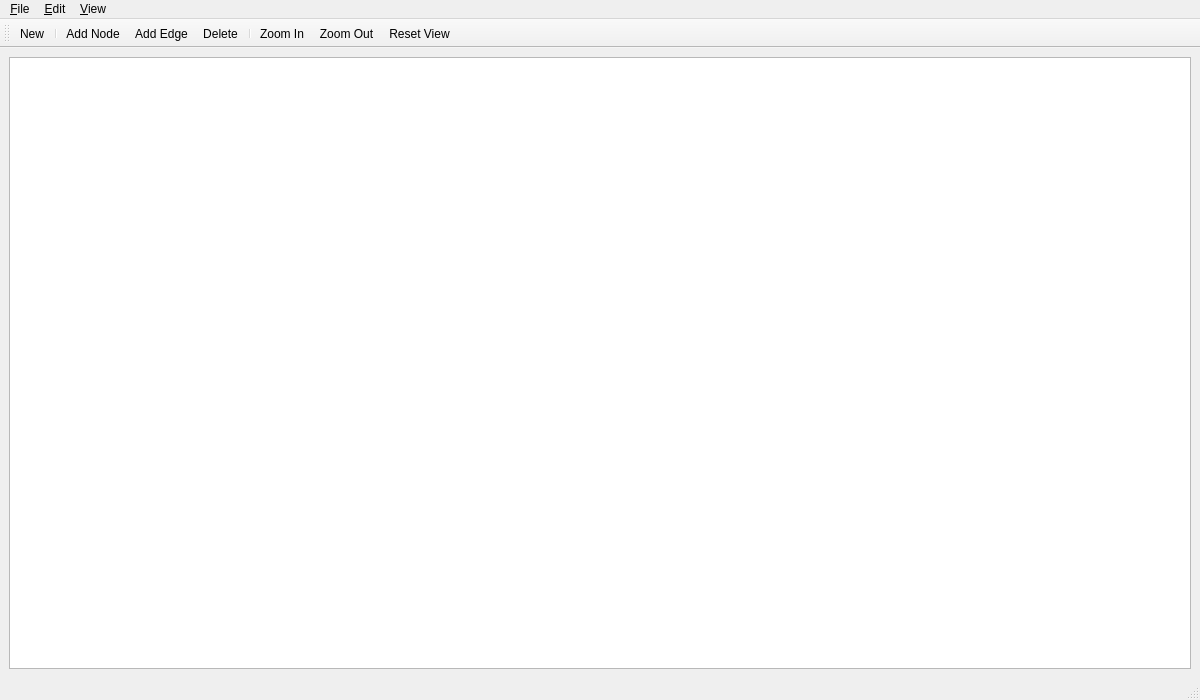
The window that src/netsim.ui (TylerLayton123/NetworkSimulator) describes before a commit, drawn with Qt 5.
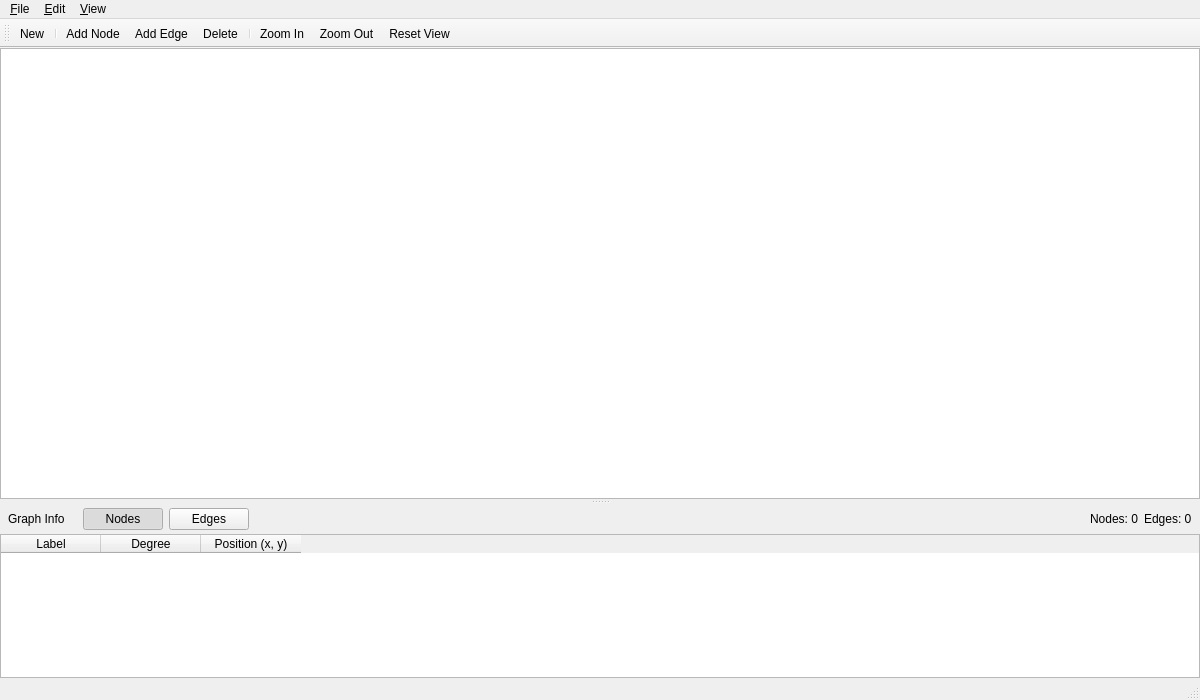
The same window after the commit.

Commit message: added graphpanel which shows node and edge info at the bottom of the screen

Patch:
```diff
--- a/src/netsim.ui
+++ b/src/netsim.ui
@@ -14,15 +14,194 @@
    <string>Network Simulator</string>
   </property>
   <widget class="QWidget" name="centralwidget">
-   <layout class="QVBoxLayout" name="verticalLayout">
+   <layout class="QVBoxLayout" name="mainLayout">
+    <property name="leftMargin"><number>0</number></property>
+    <property name="topMargin"><number>0</number></property>
+    <property name="rightMargin"><number>0</number></property>
+    <property name="bottomMargin"><number>0</number></property>
+    <property name="spacing">
+     <number>0</number>
+    </property>
     <item>
-     <widget class="QGraphicsView" name="graphicsView">
-      <property name="sizePolicy">
-       <sizepolicy hsizetype="Expanding" vsizetype="Expanding">
-        <horstretch>0</horstretch>
-        <verstretch>0</verstretch>
-       </sizepolicy>
+
+     <!-- vertical splitter -->
+     <widget class="QSplitter" name="mainSplitter">
+      <property name="orientation">
+       <enum>Qt::Vertical</enum>
       </property>
+      <property name="handleWidth">
+       <number>5</number>
+      </property>
+      <property name="childrenCollapsible">
+       <bool>false</bool>
+      </property>
+
+      <!-- ── TOP: graphics canvas ── -->
+      <widget class="QGraphicsView" name="graphicsView">
+       <property name="sizePolicy">
+        <sizepolicy hsizetype="Expanding" vsizetype="Expanding">
+         <horstretch>0</horstretch>
+         <verstretch>3</verstretch>
+        </sizepolicy>
+       </property>
+       <property name="minimumHeight">
+        <number>200</number>
+       </property>
+      </widget>
+
+      <!-- ── BOTTOM: graph info panel ── -->
+      <widget class="QWidget" name="graphInfoPanel">
+       <property name="sizePolicy">
+        <sizepolicy hsizetype="Expanding" vsizetype="Preferred">
+         <horstretch>0</horstretch>
+         <verstretch>1</verstretch>
+        </sizepolicy>
+       </property>
+       <property name="minimumHeight">
+        <number>80</number>
+       </property>
+       <layout class="QVBoxLayout" name="panelLayout">
+        <property name="leftMargin"><number>0</number></property>
+        <property name="topMargin"><number>0</number></property>
+        <property name="rightMargin"><number>0</number></property>
+        <property name="bottomMargin"><number>0</number></property>
+        <property name="spacing">
+         <number>0</number>
+        </property>
+
+        <!-- toolbar row -->
+        <item>
+         <widget class="QWidget" name="panelToolbar">
+          <property name="maximumHeight">
+           <number>38</number>
+          </property>
+          <layout class="QHBoxLayout" name="panelToolbarLayout">
+           <property name="leftMargin"><number>8</number></property>
+           <property name="topMargin"><number>4</number></property>
+           <property name="rightMargin"><number>8</number></property>
+           <property name="bottomMargin"><number>4</number></property>
+           <property name="spacing">
+            <number>6</number>
+           </property>
+
+           <!-- "Graph Info" title -->
+           <item>
+            <widget class="QLabel" name="panelTitleLabel">
+             <property name="text">
+              <string>Graph Info</string>
+             </property>
+            </widget>
+           </item>
+
+           <item><spacer name="tbSpacer1">
+            <property name="orientation"><enum>Qt::Horizontal</enum></property>
+            <property name="sizeType"><enum>QSizePolicy::Fixed</enum></property>
+            <property name="sizeHint" stdset="0"><size><width>12</width><height>0</height></size></property>
+           </spacer></item>
+
+           <!-- Nodes toggle button -->
+           <item>
+            <widget class="QPushButton" name="nodePanelBtn">
+             <property name="text"><string>Nodes</string></property>
+             <property name="checkable"><bool>true</bool></property>
+             <property name="checked"><bool>true</bool></property>
+             <property name="maximumWidth"><number>80</number></property>
+            </widget>
+           </item>
+
+           <!-- Edges toggle button -->
+           <item>
+            <widget class="QPushButton" name="edgePanelBtn">
+             <property name="text"><string>Edges</string></property>
+             <property name="checkable"><bool>true</bool></property>
+             <property name="checked"><bool>false</bool></property>
+             <property name="maximumWidth"><number>80</number></property>
+            </widget>
+           </item>
+
+           <!-- stretch -->
+           <item><spacer name="tbSpacerMid">
+            <property name="orientation"><enum>Qt::Horizontal</enum></property>
+            <property name="sizeType"><enum>QSizePolicy::Expanding</enum></property>
+            <property name="sizeHint" stdset="0"><size><width>40</width><height>0</height></size></property>
+           </spacer></item>
+
+           <!-- node count summary label -->
+           <item>
+            <widget class="QLabel" name="nodeCountLabel">
+             <property name="text"><string>Nodes: 0</string></property>
+            </widget>
+           </item>
+
+           <!-- edge count summary label -->
+           <item>
+            <widget class="QLabel" name="edgeCountLabel">
+             <property name="text"><string>Edges: 0</string></property>
+            </widget>
+           </item>
+
+          </layout>
+         </widget>
+        </item>
+
+        <!-- stacked widget: page 0 = node table, page 1 = edge table -->
+        <item>
+         <widget class="QStackedWidget" name="panelStack">
+
+          <!-- PAGE 0: node table -->
+          <widget class="QWidget" name="nodeTablePage">
+           <layout class="QVBoxLayout" name="nodePageLayout">
+            <property name="leftMargin"><number>0</number></property>
+            <property name="topMargin"><number>0</number></property>
+            <property name="rightMargin"><number>0</number></property>
+            <property name="bottomMargin"><number>0</number></property>
+            <item>
+             <widget class="QTableWidget" name="nodeTable">
+              <property name="selectionBehavior">
+               <enum>QAbstractItemView::SelectRows</enum>
+              </property>
+              <property name="alternatingRowColors"><bool>true</bool></property>
+              <property name="editTriggers">
+               <set>QAbstractItemView::NoEditTriggers</set>
+              </property>
+              <property name="sortingEnabled"><bool>true</bool></property>
+              <column><property name="text"><string>Label</string></property></column>
+              <column><property name="text"><string>Degree</string></property></column>
+              <column><property name="text"><string>Position (x, y)</string></property></column>
+             </widget>
+            </item>
+           </layout>
+          </widget>
+
+          <!-- PAGE 1: edge table -->
+          <widget class="QWidget" name="edgeTablePage">
+           <layout class="QVBoxLayout" name="edgePageLayout">
+            <property name="leftMargin"><number>0</number></property>
+            <property name="topMargin"><number>0</number></property>
+            <property name="rightMargin"><number>0</number></property>
+            <property name="bottomMargin"><number>0</number></property>
+            <item>
+             <widget class="QTableWidget" name="edgeTable">
+              <property name="selectionBehavior">
+               <enum>QAbstractItemView::SelectRows</enum>
+              </property>
+              <property name="alternatingRowColors"><bool>true</bool></property>
+              <property name="editTriggers">
+               <set>QAbstractItemView::NoEditTriggers</set>
+              </property>
+              <property name="sortingEnabled"><bool>true</bool></property>
+              <column><property name="text"><string>Source</string></property></column>
+              <column><property name="text"><string>Destination</string></property></column>
+              <column><property name="text"><string>Label</string></property></column>
+              <column><property name="text"><string>Type</string></property></column>
+             </widget>
+            </item>
+           </layout>
+          </widget>
+         </widget>
+        </item>
+       </layout>
+      </widget>
      </widget>
     </item>
    </layout>
```
Left out of the diff: 73 changed lines with no effect on the pictures. The commit also changes 6 other files.
